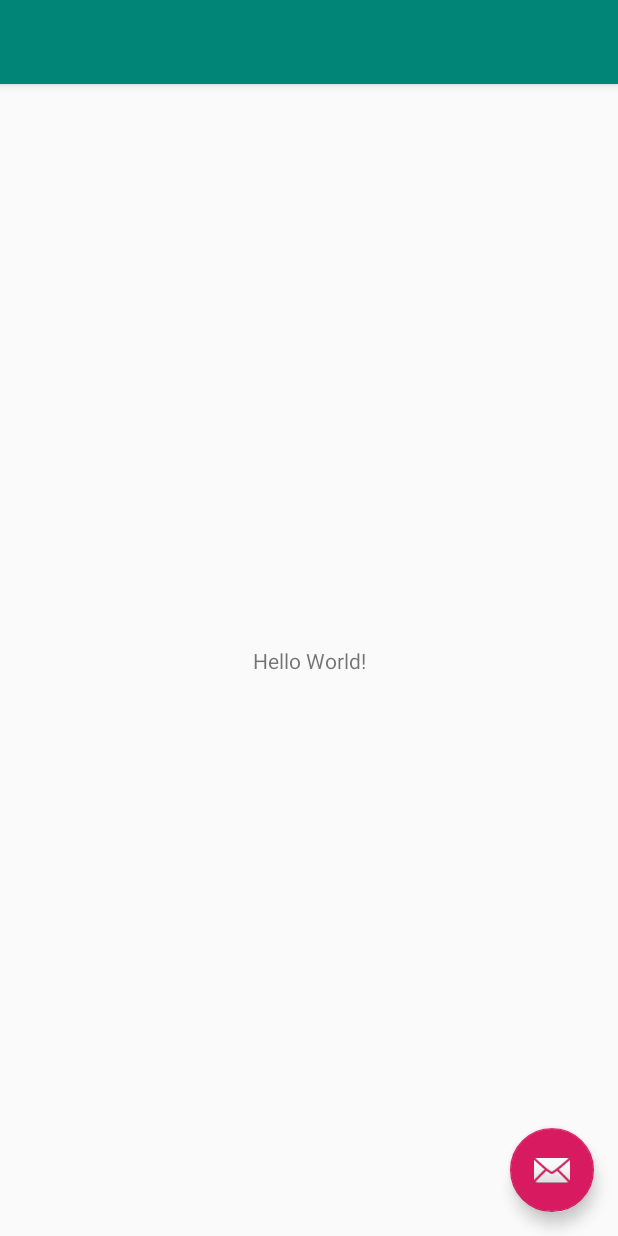
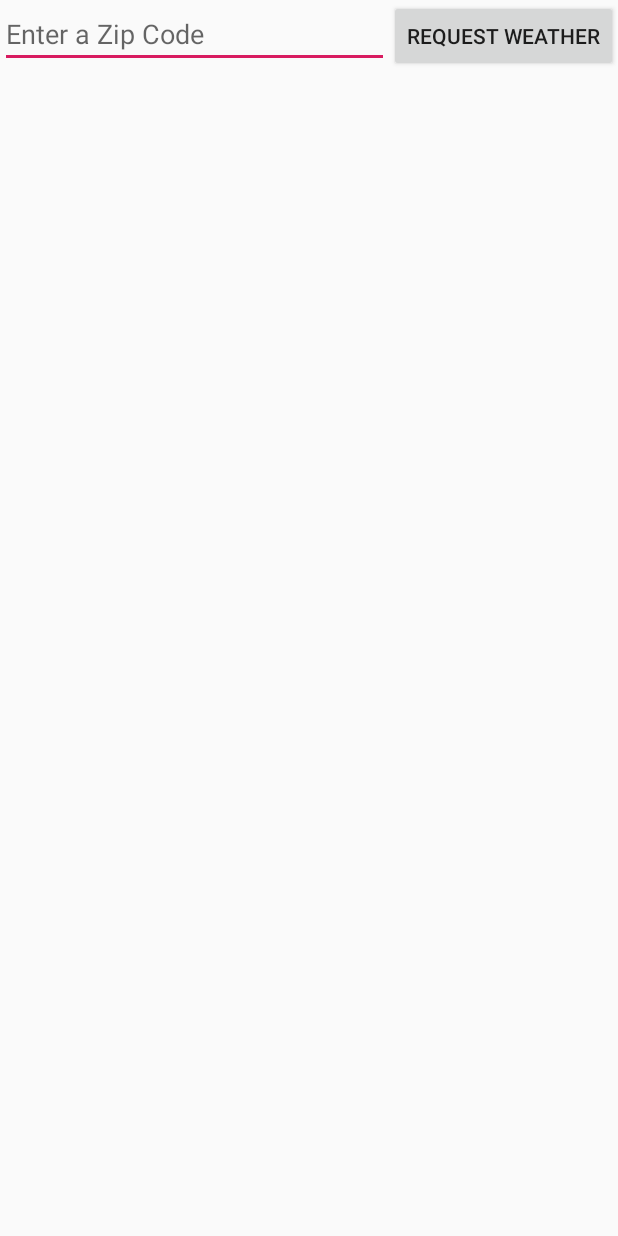
Before and after one commit to Wright-Sterling/MyWeatherActivity, an Android app: the layout activity_main.xml on its own in the app's theme, with its tools: preview values and no code run, on a phone screen of 412 x 824 dp. Run offline under Robolectric (Android 15) with nearby library versions, the phone set to English and light mode, and no system bars.

```diff
--- a/app/src/main/res/layout/activity_main.xml
+++ b/app/src/main/res/layout/activity_main.xml
@@ -1,33 +1,40 @@
 <?xml version="1.0" encoding="utf-8"?>
-<android.support.design.widget.CoordinatorLayout xmlns:android="http://schemas.android.com/apk/res/android"
-    xmlns:app="http://schemas.android.com/apk/res-auto"
+<LinearLayout xmlns:android="http://schemas.android.com/apk/res/android"
     xmlns:tools="http://schemas.android.com/tools"
     android:layout_width="match_parent"
-    android:layout_height="match_parent"
-    tools:context=".MainActivity">
+    android:layout_height="wrap_content"
+    android:orientation="vertical">
 
-    <android.support.design.widget.AppBarLayout
+    <LinearLayout
         android:layout_width="match_parent"
         android:layout_height="wrap_content"
-        android:theme="@style/AppTheme.AppBarOverlay">
+        android:orientation="horizontal">
 
-        <android.support.v7.widget.Toolbar
-            android:id="@+id/toolbar"
+        <EditText
+            android:id="@+id/weatherZipEntry"
+            android:layout_width="wrap_content"
+            android:layout_height="wrap_content"
+            android:layout_weight="1"
+            android:hint="Enter a Zip Code"
+            android:inputType="number"
+            tools:digits="5" />
+
+        <Button
+            android:id="@+id/request_weather_button"
+            android:layout_width="wrap_content"
+            android:layout_height="wrap_content"
+            android:text="Request Weather" />
+    </LinearLayout>
+
+    <ScrollView
+        android:layout_width="match_parent"
+        android:layout_height="match_parent">
+
+        <TextView
+            android:id="@+id/my_weather_activity_text_view"
             android:layout_width="match_parent"
-            android:layout_height="?attr/actionBarSize"
-            android:background="?attr/colorPrimary"
-            app:popupTheme="@style/AppTheme.PopupOverlay" />
+            android:layout_height="wrap_content" />
 
-    </android.support.design.widget.AppBarLayout>
+    </ScrollView>
 
-    <include layout="@layout/content_main" />
-
-    <android.support.design.widget.FloatingActionButton
-        android:id="@+id/fab"
-        android:layout_width="wrap_content"
-        android:layout_height="wrap_content"
-        android:layout_gravity="bottom|end"
-        android:layout_margin="@dimen/fab_margin"
-        app:srcCompat="@android:drawable/ic_dialog_email" />
-
-</android.support.design.widget.CoordinatorLayout>
+</LinearLayout>
--- a/app/src/main/res/layout/content_main.xml
+++ /dev/null
@@ -1,20 +0,0 @@
-<?xml version="1.0" encoding="utf-8"?>
-<android.support.constraint.ConstraintLayout xmlns:android="http://schemas.android.com/apk/res/android"
-    xmlns:app="http://schemas.android.com/apk/res-auto"
-    xmlns:tools="http://schemas.android.com/tools"
-    android:layout_width="match_parent"
-    android:layout_height="match_parent"
-    app:layout_behavior="@string/appbar_scrolling_view_behavior"
-    tools:context=".MainActivity"
-    tools:showIn="@layout/activity_main">
-
-    <TextView
-        android:layout_width="wrap_content"
-        android:layout_height="wrap_content"
-        android:text="Hello World!"
-        app:layout_constraintBottom_toBottomOf="parent"
-        app:layout_constraintLeft_toLeftOf="parent"
-        app:layout_constraintRight_toRightOf="parent"
-        app:layout_constraintTop_toTopOf="parent" />
-
-</android.support.constraint.ConstraintLayout>
```
Also changed, not shown: app/src/main/java/com/example/myweatheractivity/MainActivity.java (+16 -22 lines), app/src/main/res/layout/activity_my_weather_activity.xml (deleted, +0 -37 lines).
